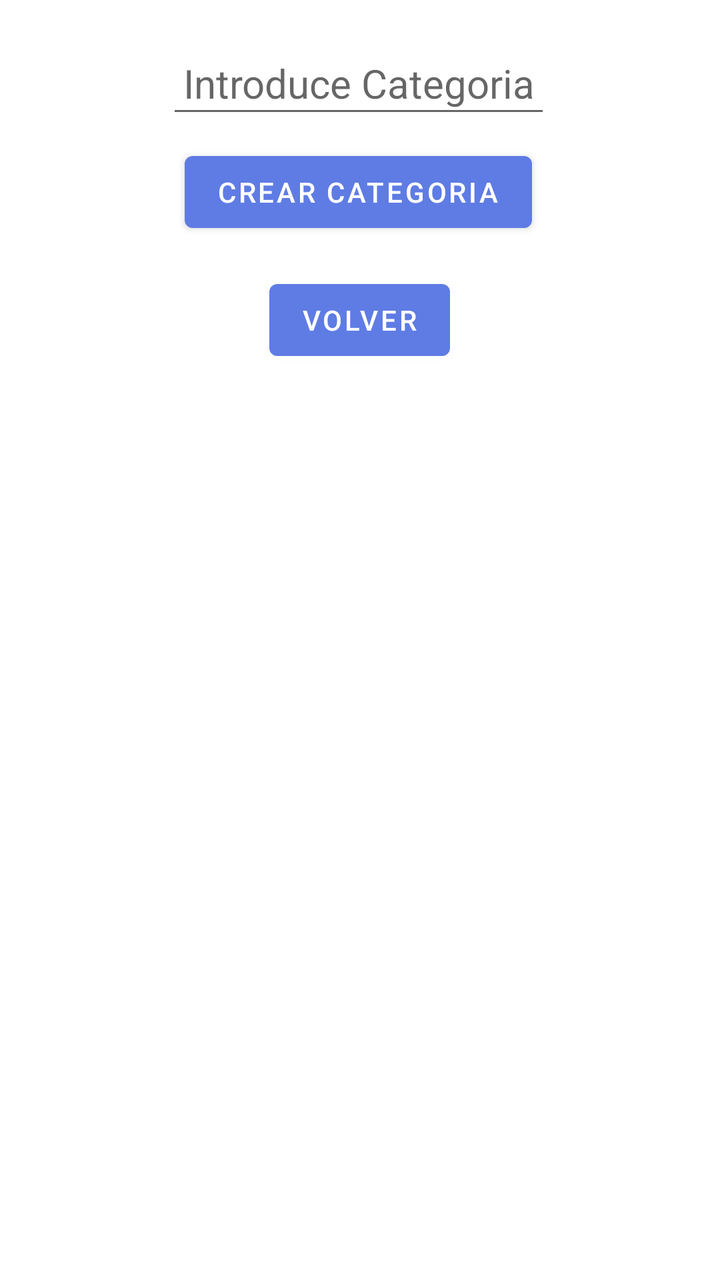
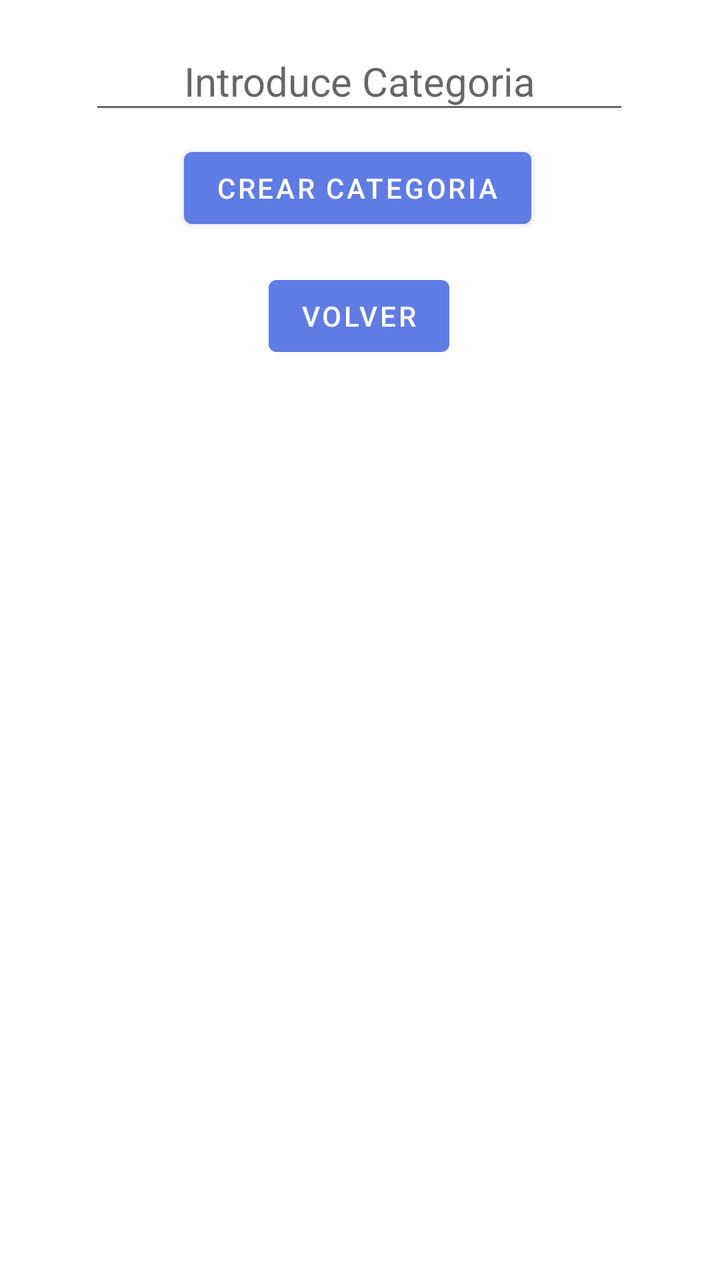

Two renders of the same Android screen: before a commit and after it. Below are the layout's source before the change and the commit's diff.
<!-- AndroidManifest.xml: application theme Theme.VocabularioIngles -->
<!-- res/layout/activity_crear_categoria.xml -->
<?xml version="1.0" encoding="utf-8"?>
<androidx.constraintlayout.widget.ConstraintLayout xmlns:android="http://schemas.android.com/apk/res/android"
    xmlns:app="http://schemas.android.com/apk/res-auto"
    xmlns:tools="http://schemas.android.com/tools"
    android:layout_width="match_parent"
    android:layout_height="match_parent"
    tools:context=".ActivityCrearCategoria">

    <Button
        android:id="@+id/botonCrearCategoria"
        android:layout_width="wrap_content"
        android:layout_height="wrap_content"
        android:layout_marginTop="8dp"
        android:minWidth="48dp"
        android:onClick="anadirCategoria"
        android:text="Crear Categoria"
        app:layout_constraintEnd_toEndOf="@+id/editTextCategoria"
        app:layout_constraintHorizontal_bias="0.493"
        app:layout_constraintStart_toStartOf="@+id/editTextCategoria"
        app:layout_constraintTop_toBottomOf="@+id/editTextCategoria" />

    <EditText
        android:id="@+id/editTextCategoria"
        style="@style/textview"
        android:layout_width="192dp"
        android:layout_height="48dp"
        android:layout_marginTop="16dp"
        android:ems="10"
        android:hint="Introduce Categoria"
        android:inputType="textPersonName"
        app:layout_constraintEnd_toEndOf="parent"
        app:layout_constraintHorizontal_bias="0.497"
        app:layout_constraintStart_toStartOf="parent"
        app:layout_constraintTop_toTopOf="parent"
        tools:ignore="SpeakableTextPresentCheck" />

    <Button
        android:id="@+id/button"
        android:layout_width="wrap_content"
        android:layout_height="wrap_content"
        android:layout_marginTop="16dp"
        android:onClick="volverAtras"
        android:text="@string/boton_volver"
        app:layout_constraintEnd_toEndOf="@+id/botonCrearCategoria"
        app:layout_constraintHorizontal_bias="0.508"
        app:layout_constraintStart_toStartOf="@+id/botonCrearCategoria"
        app:layout_constraintTop_toBottomOf="@+id/botonCrearCategoria" />
</androidx.constraintlayout.widget.ConstraintLayout>
<!-- resources referenced by this layout -->
<resources>
  <string name="boton_volver">Volver</string>
  <style name="textview">
  
          <item name="android:gravity">center</item>
          <item name="android:textColor">#3461BF</item>
          <item name="android:textSize">20sp</item>
  
      </style>
  <style name="Theme.VocabularioIngles" parent="Theme.MaterialComponents.DayNight.DarkActionBar">
          
          <item name="colorPrimary">#5f7ce4</item>
          <item name="colorPrimaryVariant">@color/teal_700</item>
          <item name="colorOnPrimary">@color/white</item>
          
          <item name="colorSecondary">@color/teal_200</item>
          <item name="colorSecondaryVariant">@color/teal_700</item>
          <item name="colorOnSecondary">@color/black</item>
          
          <item name="android:statusBarColor" tools:targetApi="l">?attr/colorPrimaryVariant</item>
          
      </style>
  <color name="teal_700">#FF018786</color>
  <color name="white">#FFFFFFFF</color>
  <color name="teal_200">#FF03DAC5</color>
  <color name="black">#FF000000</color>
</resources>

<!-- the commit's change to res/layout/activity_crear_categoria.xml (unified diff, before → after) -->
@@ -13,7 +13,7 @@
         android:layout_marginTop="8dp"
         android:minWidth="48dp"
         android:onClick="anadirCategoria"
-        android:text="Crear Categoria"
+        android:text="@string/boton_crearCategoria"
         app:layout_constraintEnd_toEndOf="@+id/editTextCategoria"
         app:layout_constraintHorizontal_bias="0.493"
         app:layout_constraintStart_toStartOf="@+id/editTextCategoria"
@@ -22,8 +22,8 @@
     <EditText
         android:id="@+id/editTextCategoria"
         style="@style/textview"
-        android:layout_width="192dp"
-        android:layout_height="48dp"
+        android:layout_width="270dp"
+        android:layout_height="46dp"
         android:layout_marginTop="16dp"
         android:ems="10"
         android:hint="Introduce Categoria"
<!-- resource entries referenced after the edit -->
@@ -1,5 +1,6 @@
 <!-- resources referenced by this layout -->
 <resources>
+  <string name="boton_crearCategoria">CREAR CATEGORIA</string>
   <string name="boton_volver">Volver</string>
   <style name="textview">
   
